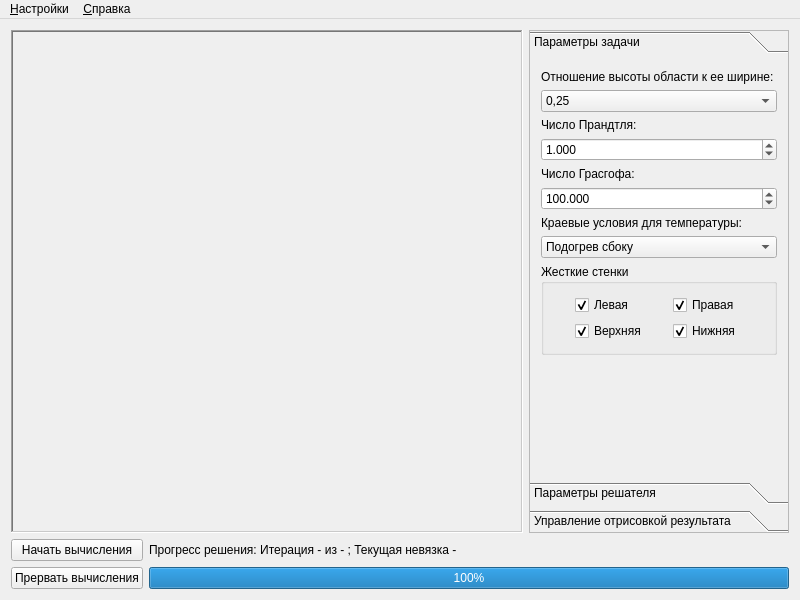
The window that src/app/main_window.ui (pvantonov/qnavierstokes) describes before a commit, drawn with Qt 5.
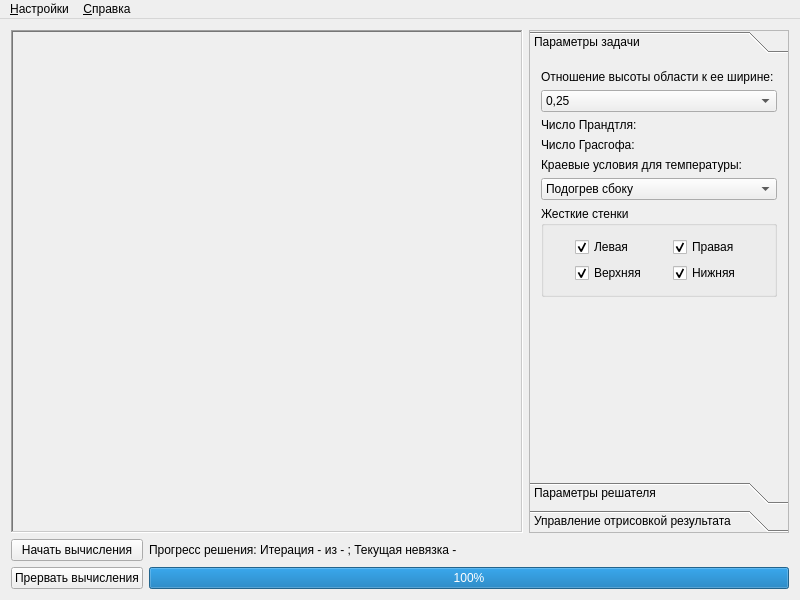
The same window after the commit.

The edit to the form file:
```diff
--- a/src/app/main_window.ui
+++ b/src/app/main_window.ui
@@ -132,34 +132,6 @@
               </property>
              </widget>
             </item>
-            <item row="1" column="1">
-             <widget class="QDoubleSpinBox" name="prandtlDoubleSpinBox">
-              <property name="sizePolicy">
-               <sizepolicy hsizetype="Preferred" vsizetype="Fixed">
-                <horstretch>0</horstretch>
-                <verstretch>0</verstretch>
-               </sizepolicy>
-              </property>
-              <property name="toolTip">
-               <string>Введите число от 0,001 до 1000</string>
-              </property>
-              <property name="correctionMode">
-               <enum>QAbstractSpinBox::CorrectToNearestValue</enum>
-              </property>
-              <property name="decimals">
-               <number>3</number>
-              </property>
-              <property name="minimum">
-               <double>0.001000000000000</double>
-              </property>
-              <property name="maximum">
-               <double>1000.000000000000000</double>
-              </property>
-              <property name="value">
-               <double>1.000000000000000</double>
-              </property>
-             </widget>
-            </item>
             <item row="2" column="0">
              <widget class="QLabel" name="grashofLabel">
               <property name="text">
@@ -167,34 +139,6 @@
               </property>
              </widget>
             </item>
-            <item row="2" column="1">
-             <widget class="QDoubleSpinBox" name="grashofDoubleSpinBox">
-              <property name="sizePolicy">
-               <sizepolicy hsizetype="Preferred" vsizetype="Fixed">
-                <horstretch>0</horstretch>
-                <verstretch>0</verstretch>
-               </sizepolicy>
-              </property>
-              <property name="toolTip">
-               <string>Введите число от 0,001 до 100000</string>
-              </property>
-              <property name="correctionMode">
-               <enum>QAbstractSpinBox::CorrectToNearestValue</enum>
-              </property>
-              <property name="decimals">
-               <number>3</number>
-              </property>
-              <property name="minimum">
-               <double>0.001000000000000</double>
-              </property>
-              <property name="maximum">
-               <double>100000.000000000000000</double>
-              </property>
-              <property name="value">
-               <double>100.000000000000000</double>
-              </property>
-             </widget>
-            </item>
             <item row="3" column="0">
              <widget class="QLabel" name="tBCLabel">
               <property name="text">
```
Left out of the diff: 14 changed lines with no effect on the pictures.
